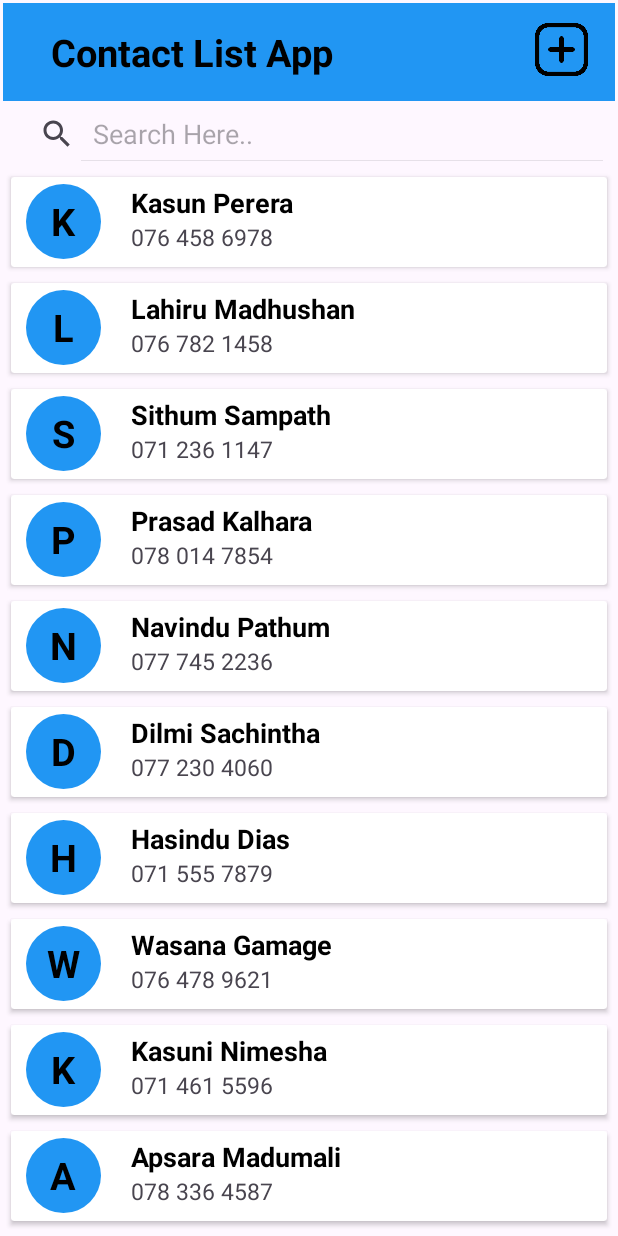
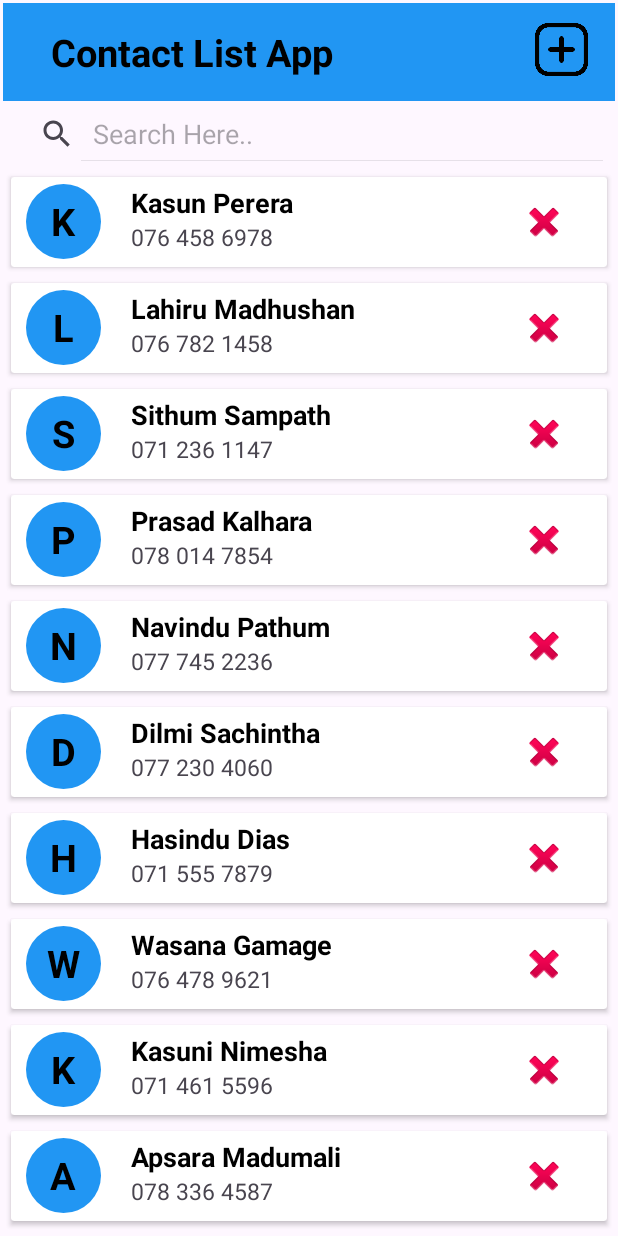
Before and after one commit to gschamika/Contacts-List-App, an Android app: the screen it shows after launch (MainActivity), on a phone screen of 412 x 824 dp. Run offline under Robolectric (Android 15) with nearby library versions, the phone set to English and light mode, and no system bars.

Commit message:
change 11 (code completed)

```diff
--- a/app/src/main/res/layout/list_item.xml
+++ b/app/src/main/res/layout/list_item.xml
@@ -31,22 +31,28 @@
 
             <TextView
                 android:id="@+id/name"
-                android:layout_width="match_parent"
+                android:layout_width="262dp"
                 android:layout_height="wrap_content"
                 android:text="Name"
+                android:textColor="@color/black"
                 android:textSize="18dp"
-                android:textColor="@color/black"
-                android:textStyle="bold"/>
+                android:textStyle="bold" />
 
             <TextView
                 android:id="@+id/phone"
-                android:layout_width="match_parent"
+                android:layout_width="262dp"
                 android:layout_height="wrap_content"
                 android:text="077 789 4514"
-                android:textSize="15dp"
-                />
+                android:textSize="15dp" />
         </LinearLayout>
 
     </LinearLayout>
-
+    <ImageButton
+        android:id="@+id/deleteButton"
+        android:layout_width="50dp"
+        android:layout_height="50dp"
+        android:layout_marginStart="330dp"
+        android:layout_gravity="center_vertical"
+        android:src="@android:drawable/ic_delete"
+        android:background="?attr/selectableItemBackgroundBorderless"/>
 </androidx.cardview.widget.CardView>
```
Also changed, not shown: app/src/main/java/com/example/contactslistapp/RecyclerViewAdapter.java (+27 -0 lines), app/src/main/res/drawable/delete.png (added).
